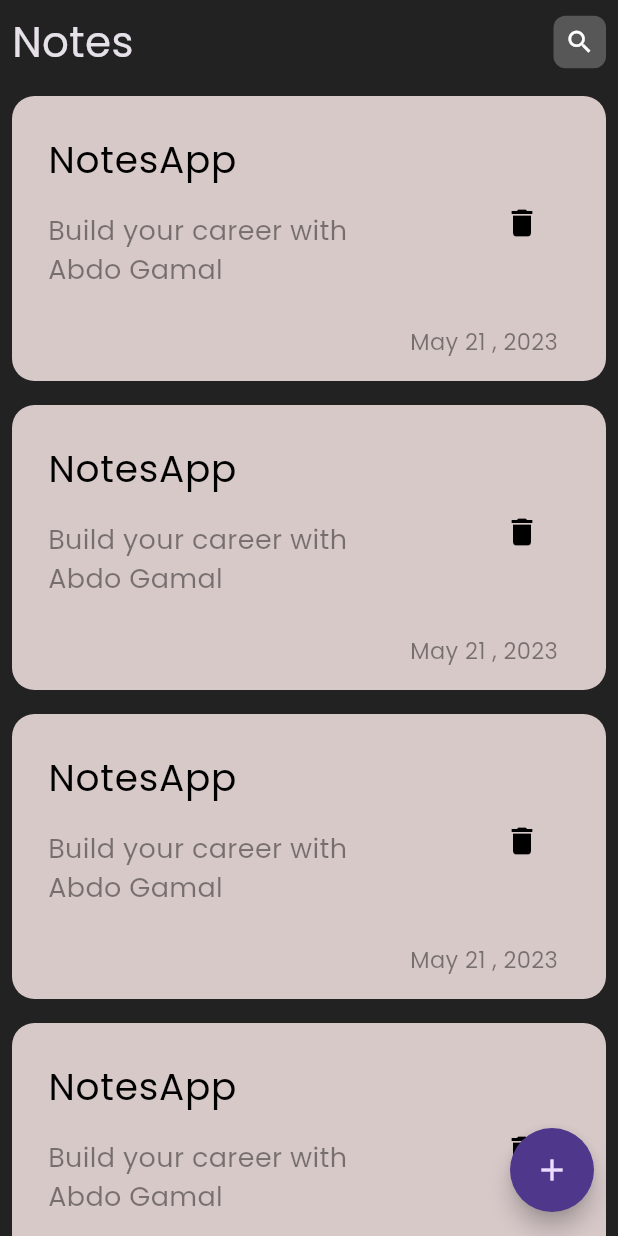
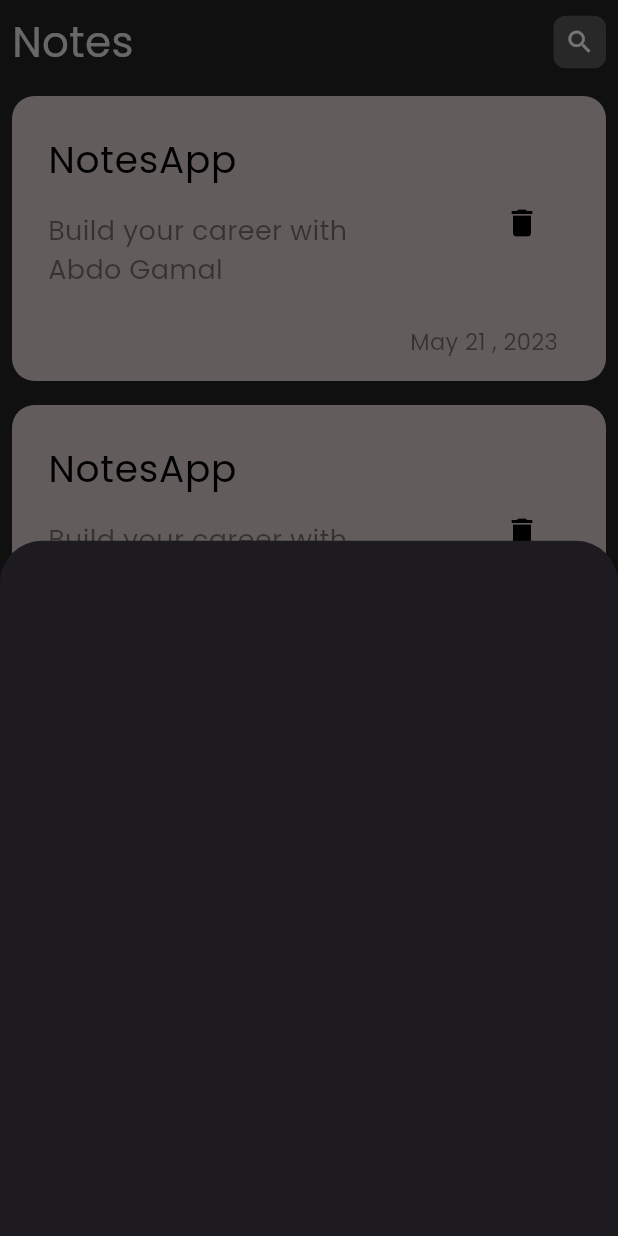
Before and after one commit to AbdoGamal0/notes_app, a Flutter app: the screen it shows after launch, after a tap on the "add" icon, on a phone screen of 412 x 824 dp. Run offline on Flutter 3.47's test engine with Material 3 defaults, Android fonts, the phone set to English and light mode, and no system bars.

Commit message:
add model sheet bottom

```diff
--- a/lib/views/home_view.dart
+++ b/lib/views/home_view.dart
@@ -1,5 +1,7 @@
 import 'package:flutter/material.dart';
 import 'package:notes_app/views/widgets/notes_view_body.dart';
+
+import 'widgets/add_note_bottom_sheet.dart';
 
 class HomeView extends StatelessWidget {
   const HomeView({super.key});
@@ -9,7 +11,12 @@ class HomeView extends StatelessWidget {
     return Scaffold(
       body: NotesViewBody(),
       floatingActionButton: FloatingActionButton(
-        onPressed: () {},
+        onPressed: () {
+          showModalBottomSheet(
+            context: context,
+            builder: (context) => AddNoteBottomSheet(),
+          );
+        },
         shape: CircleBorder(),
         child: Icon(Icons.add),
       ),
--- /dev/null
+++ b/lib/views/widgets/add_note_bottom_sheet.dart
@@ -0,0 +1,12 @@
+import 'package:flutter/material.dart';
+
+class AddNoteBottomSheet extends StatelessWidget {
+  const AddNoteBottomSheet({
+    super.key,
+  });
+
+  @override
+  Widget build(BuildContext context) {
+    return Container();
+  }
+}
--- a/lib/views/widgets/notes_list_view.dart
+++ b/lib/views/widgets/notes_list_view.dart
@@ -9,6 +9,9 @@ class NotesListView extends StatelessWidget {
 
   @override
   Widget build(BuildContext context) {
-    return ListView.builder(itemBuilder: (index, context) => NotesItem());
+    return ListView.builder(
+      padding: EdgeInsets.zero,
+      itemBuilder: (index, context) => NotesItem(),
+    );
   }
 }
```
